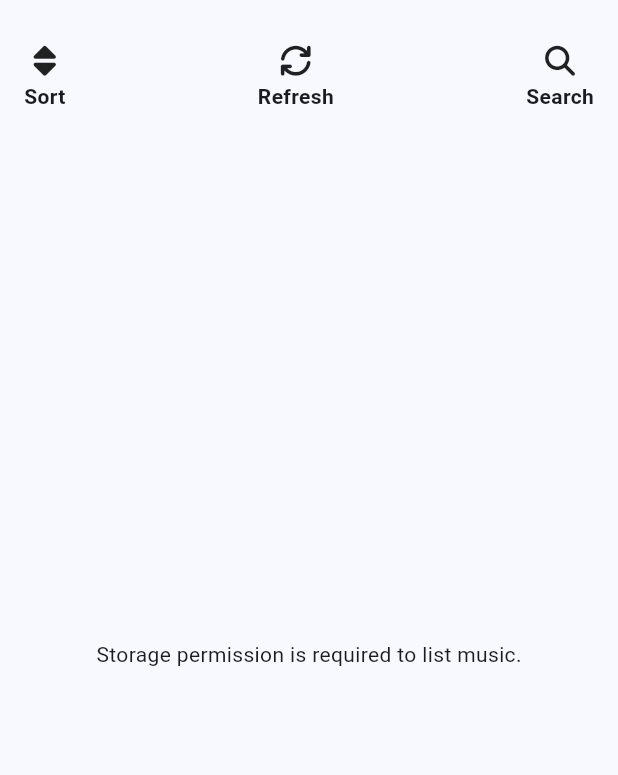
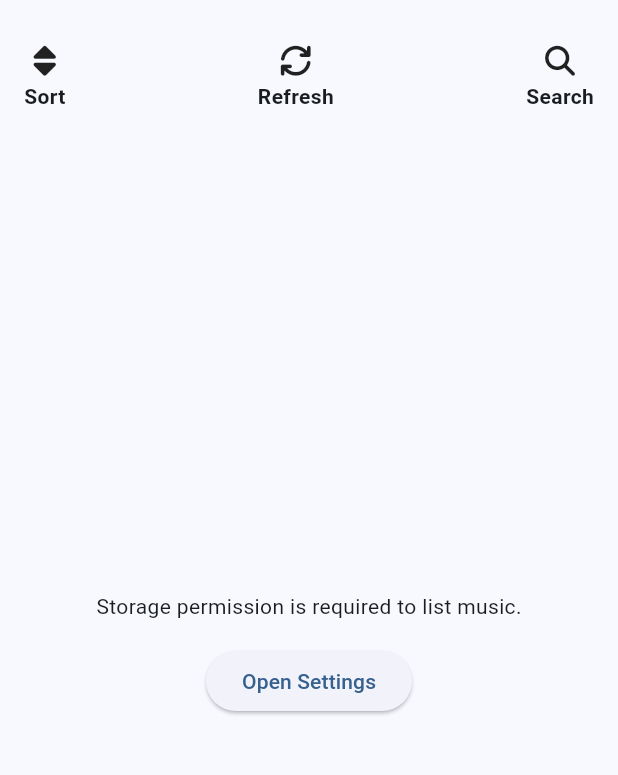
Before and after one commit to LoggingNewMemory/Halo-Music, a Flutter app: the screen it shows after launch, on a phone screen of 412 x 824 dp, the part 63-838 px from its top. Run offline on Flutter 3.47's test engine with Material 3 defaults, Android fonts, the phone set to English and light mode, and no system bars; our stand-ins replace font_awesome_flutter, just_audio; missing offline and left inert: photo_manager, photo_manager_image_provider; statements that could not run were skipped.

Commit message:
Refix: Initial List working
Signed-off-by: KanagawaYamada <yamadakernel.project@gmail.com>

```diff
--- a/AppSource/halo_music/lib/l10n/app_en.arb
+++ b/AppSource/halo_music/lib/l10n/app_en.arb
@@ -11,5 +11,6 @@
   "general": "General",
   "theme": "Theme",
   "about": "About",
-  "permissionDenied": "Storage permission is required to list music."
+  "permissionDenied": "Storage permission is required to list music.",
+  "noSongsFound": "No songs found"
 }
--- a/AppSource/halo_music/lib/l10n/app_localizations.dart
+++ b/AppSource/halo_music/lib/l10n/app_localizations.dart
@@ -171,6 +171,12 @@ abstract class AppLocalizations {
   /// In en, this message translates to:
   /// **'Storage permission is required to list music.'**
   String get permissionDenied;
+
+  /// No description provided for @noSongsFound.
+  ///
+  /// In en, this message translates to:
+  /// **'No songs found'**
+  String get noSongsFound;
 }
 
 class _AppLocalizationsDelegate
--- a/AppSource/halo_music/lib/l10n/app_localizations_en.dart
+++ b/AppSource/halo_music/lib/l10n/app_localizations_en.dart
@@ -47,4 +47,7 @@ class AppLocalizationsEn extends AppLocalizations {
   @override
   String get permissionDenied =>
       'Storage permission is required to list music.';
+
+  @override
+  String get noSongsFound => 'No songs found';
 }
--- a/AppSource/halo_music/lib/music_list.dart
+++ b/AppSource/halo_music/lib/music_list.dart
@@ -20,7 +20,10 @@ class _MusicListScreenState extends State<MusicListScreen> {
   @override
   void initState() {
     super.initState();
-    Provider.of<AudioProvider>(context, listen: false).initSongs();
+    // Use addPostFrameCallback to ensure context is valid
+    WidgetsBinding.instance.addPostFrameCallback((_) {
+      Provider.of<AudioProvider>(context, listen: false).initSongs();
+    });
   }
 
   @override
@@ -69,8 +72,10 @@ class _MusicListScreenState extends State<MusicListScreen> {
           ),
 
           Expanded(
-            child: provider.songs.isEmpty
-                ? Center(child: Text(l10n.permissionDenied))
+            child: !provider.hasPermission
+                ? _buildPermissionDeniedView(l10n)
+                : provider.songs.isEmpty
+                ? Center(child: Text(l10n.noSongsFound))
                 : ListView.builder(
                     itemCount: provider.songs.length,
                     itemBuilder: (context, index) {
@@ -81,7 +86,6 @@ class _MusicListScreenState extends State<MusicListScreen> {
                           height: 50,
                           child: ClipRRect(
                             borderRadius: BorderRadius.circular(4),
-                            // MIGRATION: Use AssetEntityImage
                             child: AssetEntityImage(
                               song,
                               isOriginal: false,
@@ -97,13 +101,10 @@ class _MusicListScreenState extends State<MusicListScreen> {
                           ),
                         ),
                         title: Text(
-                          song.title ??
-                              "Unknown Title", // AssetEntity title can be nullable
+                          song.title ?? "Unknown Title",
                           maxLines: 1,
                           overflow: TextOverflow.ellipsis,
                         ),
-                        // MIGRATION: AssetEntity does not have artist/album metadata.
-                        // We display the file type or duration as subtitle instead.
                         subtitle: Text(
                           song.mimeType ?? "Audio",
                           maxLines: 1,
@@ -126,13 +127,30 @@ class _MusicListScreenState extends State<MusicListScreen> {
     );
   }
 
+  Widget _buildPermissionDeniedView(AppLocalizations l10n) {
+    return Center(
+      child: Column(
+        mainAxisAlignment: MainAxisAlignment.center,
+        children: [
+          Text(l10n.permissionDenied),
+          const SizedBox(height: 16),
+          ElevatedButton(
+            onPressed: () {
+              PhotoManager.openSetting();
+            },
+            child: const Text("Open Settings"),
+          ),
+        ],
+      ),
+    );
+  }
+
   Widget _topButton(
     BuildContext context,
     String text,
     IconData icon, {
     VoidCallback? onTap,
   }) {
-    // Wrap in Material/InkWell for tap effect
     return GestureDetector(
       onTap: onTap,
       child: Column(
@@ -146,7 +164,6 @@ class _MusicListScreenState extends State<MusicListScreen> {
   }
 
   String _formatDuration(int seconds) {
-    // MIGRATION: Input is now Seconds (int), not Milliseconds
     final duration = Duration(seconds: seconds);
     return "${duration.inMinutes}:${(duration.inSeconds % 60).toString().padLeft(2, '0')}";
   }
```
Also changed, not shown: AppSource/halo_music/lib/main.dart (+27 -16 lines).
